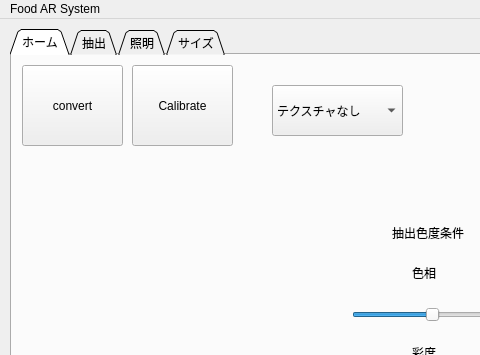
JunyaUeda/FoodAR, file FoodModification/View/mainWindow.ui: the form before one commit; both pictures show x 0 to 480 and y 0 to 355 of the 806 by 597 pixel window.
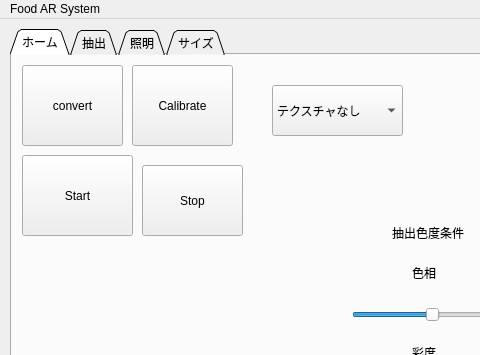
The form after the commit. The open tabs and pages were chosen to show the change.

Commit message: add start stop button

```diff
--- a/FoodModification/View/mainWindow.ui
+++ b/FoodModification/View/mainWindow.ui
@@ -272,6 +272,32 @@
        <string>明度</string>
       </property>
      </widget>
+     <widget class="QPushButton" name="stopPushButton">
+      <property name="geometry">
+       <rect>
+        <x>130</x>
+        <y>110</y>
+        <width>101</width>
+        <height>71</height>
+       </rect>
+      </property>
+      <property name="text">
+       <string>Stop</string>
+      </property>
+     </widget>
+     <widget class="QPushButton" name="startPushButton">
+      <property name="geometry">
+       <rect>
+        <x>10</x>
+        <y>100</y>
+        <width>111</width>
+        <height>81</height>
+       </rect>
+      </property>
+      <property name="text">
+       <string>Start</string>
+      </property>
+     </widget>
     </widget>
     <widget class="QWidget" name="tab_3">
      <attribute name="title">
```
Left out of the diff: 2 changed lines with no effect on the pictures. The commit also changes 5 other files.
